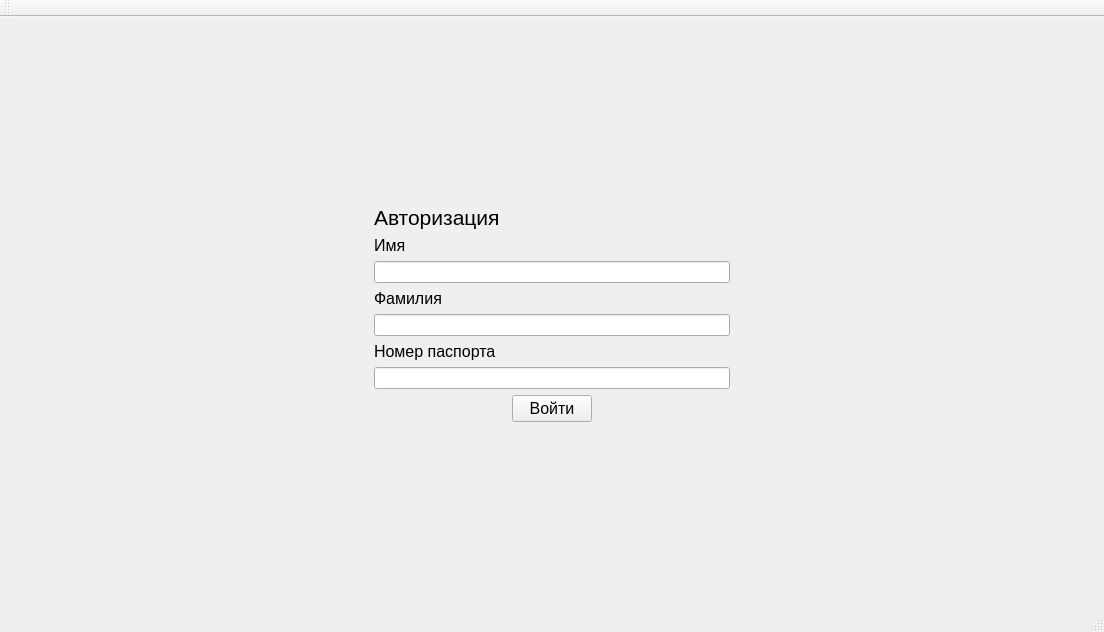
The window that mainwindow.ui (Matvey-Makaro/DBMS-Library) describes before a commit, drawn with Qt 5.
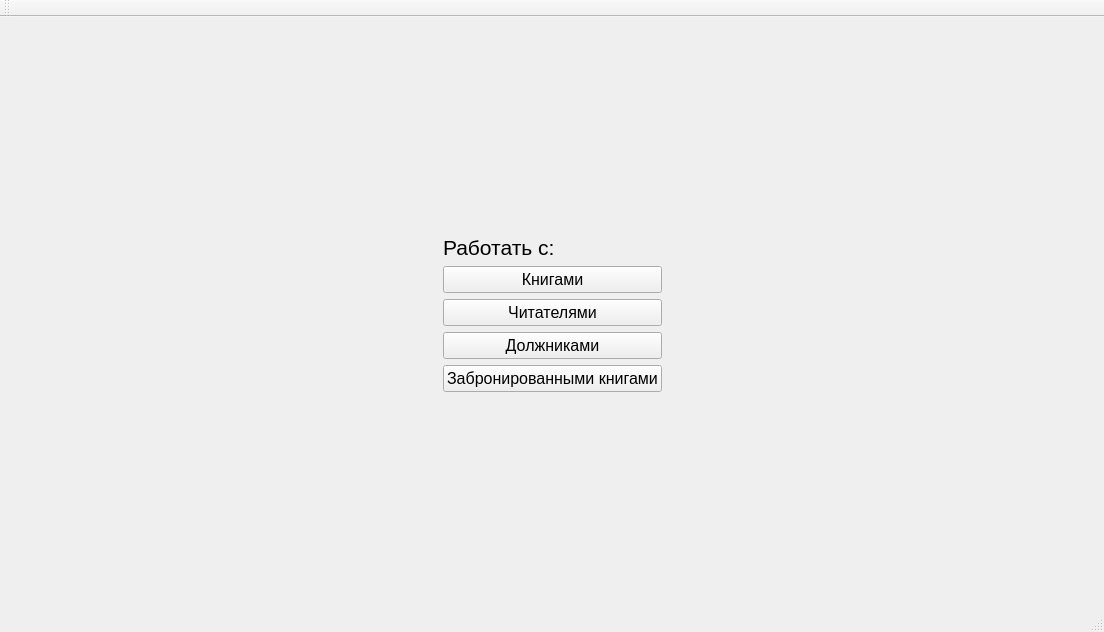
The same window after the commit.

Commit message: Add start_librarian_page.

Patch:
```diff
--- a/mainwindow.ui
+++ b/mainwindow.ui
@@ -18,7 +18,7 @@
     <item>
      <widget class="QStackedWidget" name="stackedWidget">
       <property name="currentIndex">
-       <number>2</number>
+       <number>3</number>
       </property>
       <widget class="QWidget" name="authorization_as_page">
        <layout class="QHBoxLayout" name="horizontalLayout_2">
@@ -557,6 +557,126 @@
         </item>
        </layout>
       </widget>
+      <widget class="QWidget" name="start_librarian_page">
+       <layout class="QHBoxLayout" name="horizontalLayout_25">
+        <item>
+         <spacer name="horizontalSpacer_43">
+          <property name="orientation">
+           <enum>Qt::Horizontal</enum>
+          </property>
+          <property name="sizeHint" stdset="0">
+           <size>
+            <width>40</width>
+            <height>20</height>
+           </size>
+          </property>
+         </spacer>
+        </item>
+        <item>
+         <layout class="QVBoxLayout" name="verticalLayout_6">
+          <item>
+           <spacer name="verticalSpacer_7">
+            <property name="orientation">
+             <enum>Qt::Vertical</enum>
+            </property>
+            <property name="sizeHint" stdset="0">
+             <size>
+              <width>20</width>
+              <height>40</height>
+             </size>
+            </property>
+           </spacer>
+          </item>
+          <item>
+           <widget class="QLabel" name="label_15">
+            <property name="font">
+             <font>
+              <pointsize>16</pointsize>
+             </font>
+            </property>
+            <property name="text">
+             <string>Работать с:</string>
+            </property>
+           </widget>
+          </item>
+          <item>
+           <widget class="QPushButton" name="pushButton_15">
+            <property name="font">
+             <font>
+              <pointsize>12</pointsize>
+             </font>
+            </property>
+            <property name="text">
+             <string>Книгами</string>
+            </property>
+           </widget>
+          </item>
+          <item>
+           <widget class="QPushButton" name="pushButton_12">
+            <property name="font">
+             <font>
+              <pointsize>12</pointsize>
+             </font>
+            </property>
+            <property name="text">
+             <string>Читателями</string>
+            </property>
+           </widget>
+          </item>
+          <item>
+           <widget class="QPushButton" name="pushButton_13">
+            <property name="font">
+             <font>
+              <pointsize>12</pointsize>
+             </font>
+            </property>
+            <property name="text">
+             <string>Должниками</string>
+            </property>
+           </widget>
+          </item>
+          <item>
+           <widget class="QPushButton" name="pushButton_14">
+            <property name="font">
+             <font>
+              <pointsize>12</pointsize>
+             </font>
+            </property>
+            <property name="text">
+             <string>Забронированными книгами</string>
+            </property>
+           </widget>
+          </item>
+          <item>
+           <spacer name="verticalSpacer_8">
+            <property name="orientation">
+             <enum>Qt::Vertical</enum>
+            </property>
+            <property name="sizeHint" stdset="0">
+             <size>
+              <width>20</width>
+              <height>40</height>
+             </size>
+            </property>
+           </spacer>
+          </item>
+         </layout>
+        </item>
+        <item>
+         <spacer name="horizontalSpacer_44">
+          <property name="orientation">
+           <enum>Qt::Horizontal</enum>
+          </property>
+          <property name="sizeHint" stdset="0">
+           <size>
+            <width>40</width>
+            <height>20</height>
+           </size>
+          </property>
+         </spacer>
+        </item>
+       </layout>
+      </widget>
       <widget class="QWidget" name="page_2">
        <layout class="QHBoxLayout" name="horizontalLayout_3">
         <property name="sizeConstraint">
```
